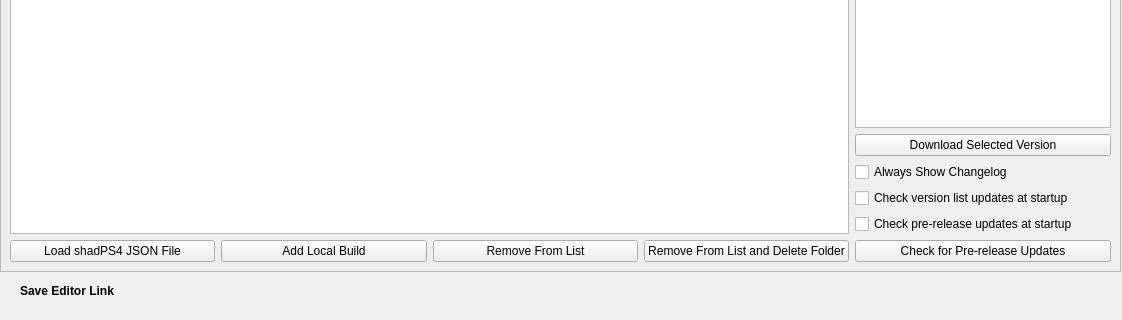
This is modules/version_dialog.ui in rainmakerv3/BB_Launcher as Qt 5 draws it before an edit; both pictures show x 0 to 1122 and y 149 to 469 of the 1122 by 469 pixel window. The edited form follows.
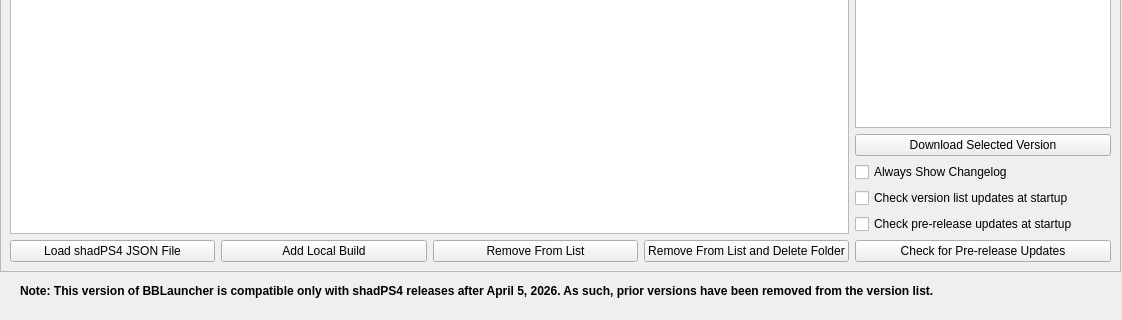
This is the edited form. Icons and pictures are not drawn.

Commit message: Version compatibility note and warning about next bblauncher version

The edit to the form file:
```diff
--- a/modules/version_dialog.ui
+++ b/modules/version_dialog.ui
@@ -323,7 +323,7 @@
     </font>
    </property>
    <property name="text">
-    <string>Save Editor Link</string>
+    <string>Note: This version of BBLauncher is compatible only with shadPS4 releases after April 5, 2026. As such, prior versions have been removed from the version list.</string>
    </property>
    <property name="openExternalLinks">
     <bool>true</bool>
```
The commit also changes 2 other files.
